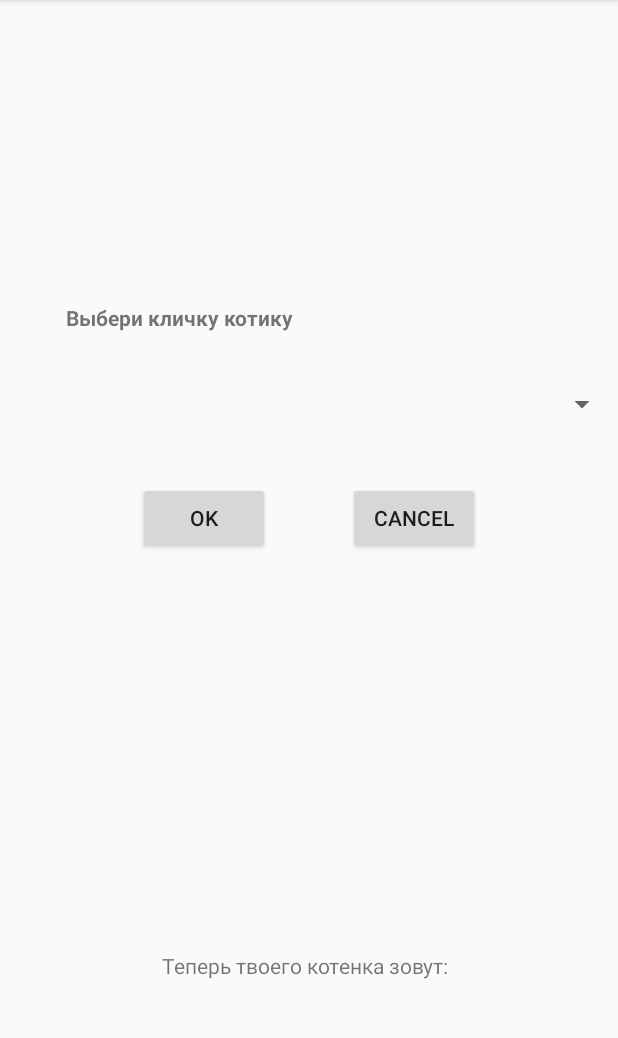
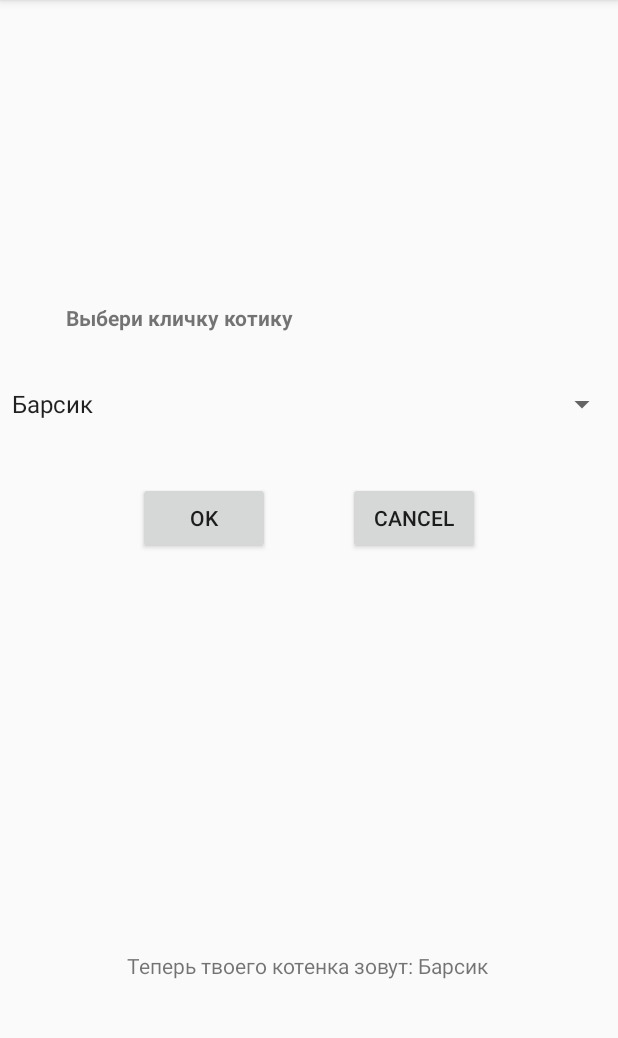
Before and after one commit to valek2412/Mobile_Lab_Works, an Android app: the screen it shows after launch (MainActivity), after a tap on "OK", on a phone screen of 412 x 824 dp, the part 84-1122 px from its top. Run offline under Robolectric (Android 15) with nearby library versions, the phone set to English and light mode, and no system bars.

Commit message:
Lab 2 fixes

```diff
--- a/Lab2-app/src/main/java/com/gmail/valoleg99/lab2/MainFragment.kt
+++ b/Lab2-app/src/main/java/com/gmail/valoleg99/lab2/MainFragment.kt
@@ -59,7 +59,7 @@ class MainFragment : Fragment() {
         val adapter = ArrayAdapter(
             this.context!!,
             android.R.layout.simple_spinner_item,
-            listOf(getString(R.string.nothing_selected_item)) + resources.getStringArray(R.array.catlist).toList()
+            resources.getStringArray(R.array.catlist).toList()
         )
         adapter.setDropDownViewResource(android.R.layout.simple_dropdown_item_1line)
         spinner!!.adapter = adapter
@@ -68,14 +68,7 @@ class MainFragment : Fragment() {
     fun buttonOkSetup()
     {
         buttonOk.setOnClickListener{
-            if(spinner.selectedItem.toString().equals(R.string.nothing_selected.toString()))
-            {
-                listener?.onFragmentInteraction(getString(R.string.nothing_selected))
-            }
-            else
-            {
                 listener?.onFragmentInteraction("Теперь твоего котенка зовут: ${spinner?.selectedItem.toString()}")
-            }
         }
     }
 
@@ -86,7 +79,4 @@ class MainFragment : Fragment() {
             listener?.onFragmentInteraction(getString(R.string.nothing_selected))
         }
     }
-
-
-
 }
--- a/Lab2-app/src/main/res/values/strings.xml
+++ b/Lab2-app/src/main/res/values/strings.xml
@@ -1,7 +1,6 @@
 <resources>
     <string name="app_name">Lab2</string>
     <string name="spinner_title">Выбери кличку котику</string>
-    <string name="nothing_selected_item"> </string>
     <string name="nothing_selected">Ничего не выбрано</string>
     <string-array name="catlist">
         <item>Барсик</item>
@@ -9,7 +8,4 @@
         <item>Васька</item>
         <item>Рыжик</item>
     </string-array>
-
-    <!-- TODO: Remove or change this placeholder text -->
-    <string name="hello_blank_fragment">Hello blank fragment</string>
 </resources>
```
